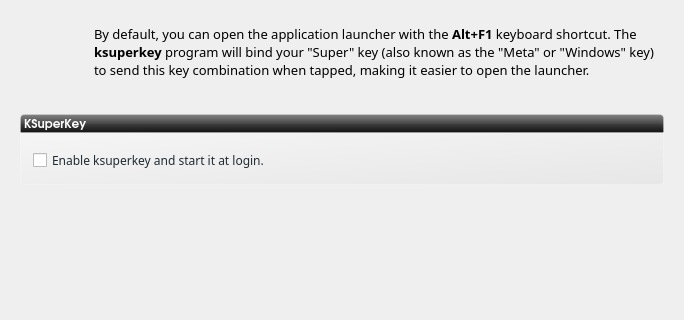
Above: ui/ui_scrKsuperkey.ui from rshipp/kapudan before the change; both pictures show x 0 to 684 and y 0 to 320 of the 684 by 596 pixel window. Below: the same form after it.
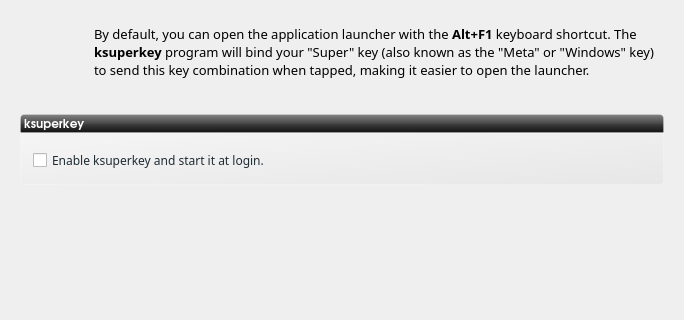
That is the form after the change. Icons and pictures are not drawn.

Commit message: KSuperKey -> ksuperkey

The edit to the form file:
```diff
--- a/ui/ui_scrKsuperkey.ui
+++ b/ui/ui_scrKsuperkey.ui
@@ -203,7 +203,7 @@
 border-top-right-radius: 4px;</string>
      </property>
      <property name="text">
-      <string>KSuperKey</string>
+      <string>ksuperkey</string>
      </property>
      <property name="margin">
       <number>5</number>
```
Left out of the diff: 2 changed lines with no effect on the pictures. The commit also changes 1 other file.
